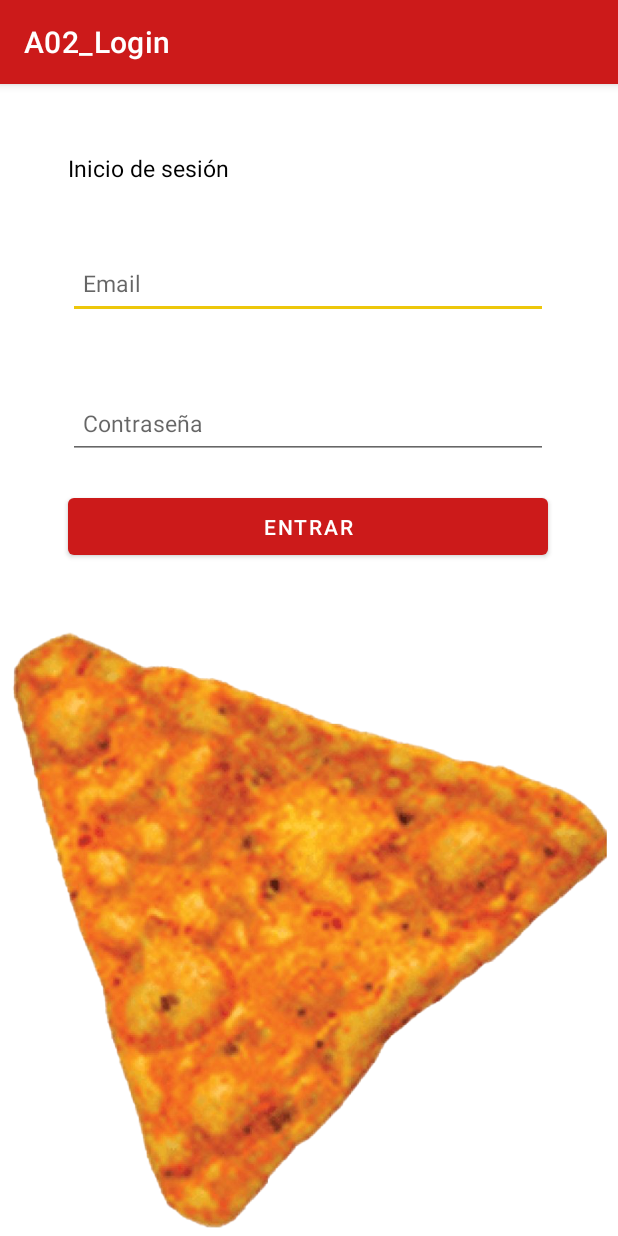
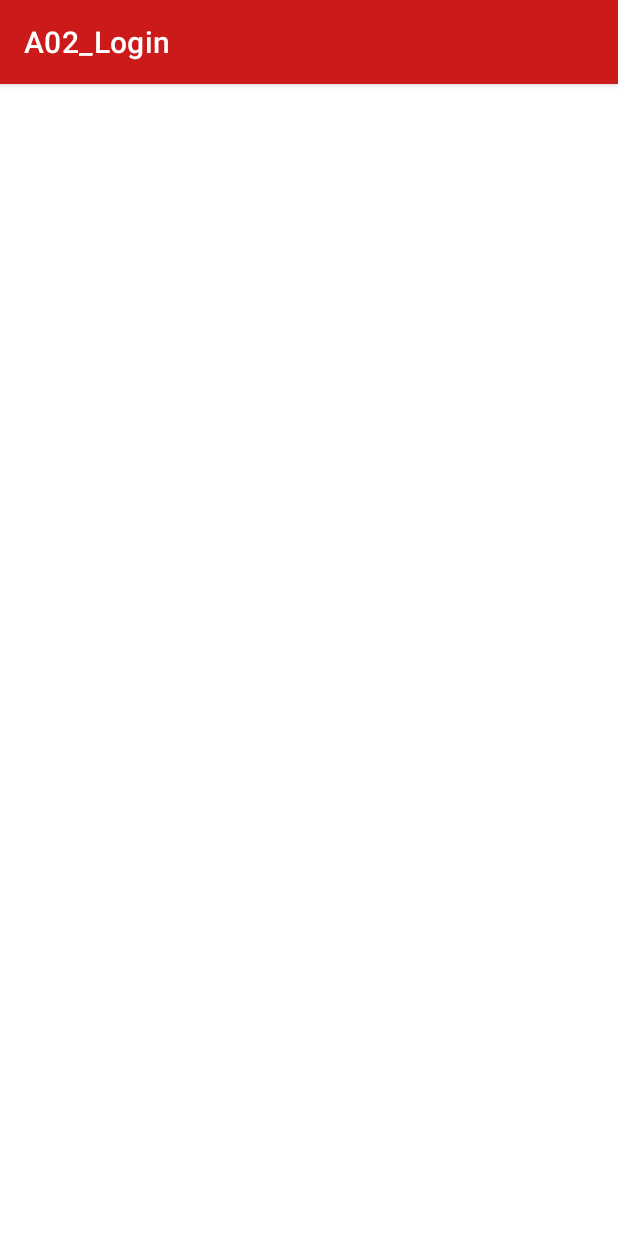
Before and after one commit to martoKZER/PMDM, an Android app: the screen it shows after launch (MainActivity), on a phone screen of 412 x 824 dp. Run offline under Robolectric (Android 15) with nearby library versions, the phone set to English and light mode, and no system bars.

Commit message:
Solucionado lo del pull en clase, todavía no muestra el contenido del activity_main.xml

```diff
--- a/a02_Login/app/build.gradle
+++ b/a02_Login/app/build.gradle
@@ -15,9 +15,9 @@ android {
 
         testInstrumentationRunner "androidx.test.runner.AndroidJUnitRunner"
     }
-    buildFeatures {
-        dataBinding true
-    }
+    buildFeatures { dataBinding true }
+
+
 
     buildTypes {
         release {
--- a/a02_Login/app/src/main/java/dam/pmdm/a02_login/MainActivity.java
+++ b/a02_Login/app/src/main/java/dam/pmdm/a02_login/MainActivity.java
@@ -1,14 +1,13 @@
 package dam.pmdm.a02_login;
+
+import android.content.Intent;
+import android.os.Bundle;
+import android.widget.Button;
+import android.widget.EditText;
+import android.widget.TextView;
 
 import androidx.appcompat.app.AppCompatActivity;
 import androidx.core.content.ContextCompat;
-
-import android.content.Intent;
-import android.os.Bundle;
-import android.view.View;
-import android.widget.Button;
-import android.widget.EditText;
-import android.widget.TextView;
 
 import dam.pmdm.a02_login.databinding.ActivityMainBinding;
 
@@ -19,7 +18,6 @@ public class MainActivity extends AppCompatActivity  {
     @Override
     protected void onCreate(Bundle savedInstanceState) {
         super.onCreate(savedInstanceState);
-        setContentView(R.layout.activity_main);
         ActivityMainBinding binding = ActivityMainBinding.inflate(getLayoutInflater());
         etxEmail = binding.etxEmail;
         etxPassword = binding.etxPassword;
--- a/a02_Login/app/src/main/res/layout/activity_main.xml
+++ b/a02_Login/app/src/main/res/layout/activity_main.xml
@@ -3,7 +3,7 @@
     xmlns:app="http://schemas.android.com/apk/res-auto"
     xmlns:tools="http://schemas.android.com/tools">
 
-    <data />
+    <data class=".databinding.ActivityMainBinding"/>
 
     <androidx.constraintlayout.widget.ConstraintLayout
         android:layout_width="match_parent"
```
